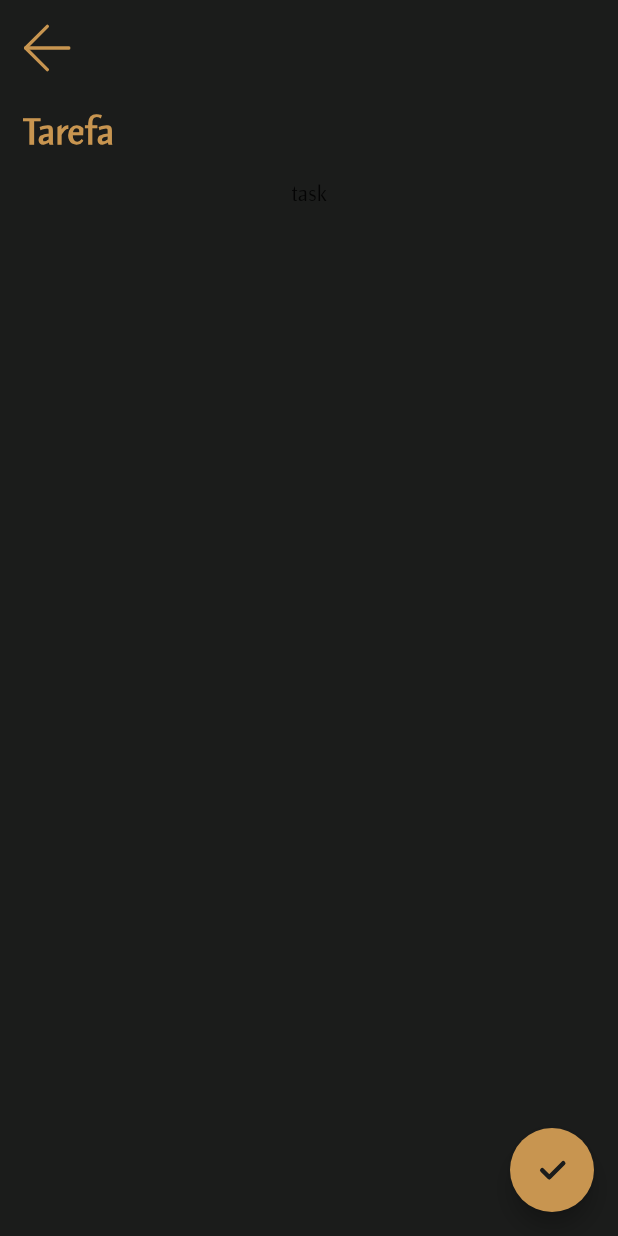
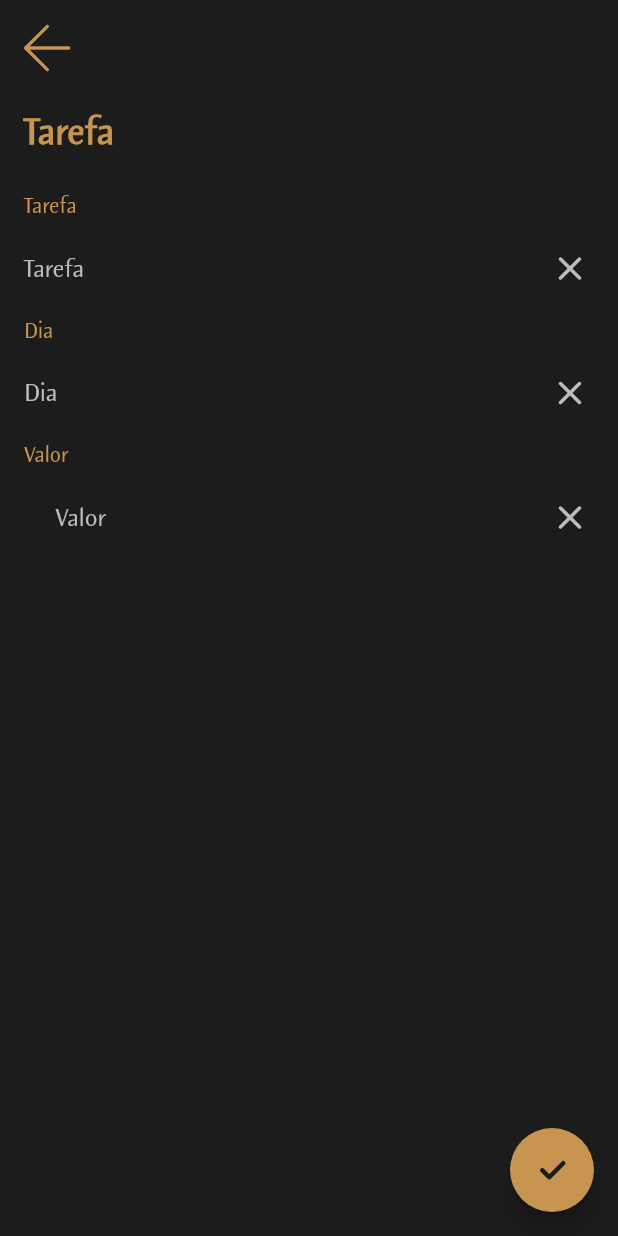
Before and after one commit to csbs1985/tarefas_app, a Flutter app: the TaskPage screen opened by its route, on a phone screen of 412 x 824 dp. Run offline on Flutter 3.47's test engine with Material 2 defaults, Android fonts, the phone set to English and light mode, and no system bars; our stand-ins replace flutter_svg, go_router.

Commit message:
[TextInput e AmountInput] criar

```diff
--- /dev/null
+++ b/lib/input/amount_input.dart
@@ -0,0 +1,98 @@
+import 'package:flutter/material.dart';
+import 'package:flutter/services.dart';
+import 'package:flutter_svg/flutter_svg.dart';
+import 'package:intl/intl.dart';
+import 'package:tarefas_app/theme/ui_svg.dart';
+import 'package:tarefas_app/theme/ui_text.dart';
+
+class AmountInput extends StatefulWidget {
+  const AmountInput({
+    required Function callback,
+    required String label,
+    required TextEditingController controller,
+  })  : _callback = callback,
+        _label = label,
+        _controller = controller;
+
+  final Function _callback;
+  final String _label;
+  final TextEditingController _controller;
+
+  @override
+  State<AmountInput> createState() => _AmountInputState();
+}
+
+class _AmountInputState extends State<AmountInput> {
+  final format = FilteringTextInputFormatter.allow(RegExp(r'^\d+\.?\d{0,2}'));
+  final real = NumberFormat.currency(
+    locale: 'pt_BR',
+    symbol: 'R\$',
+    decimalDigits: 2,
+  );
+
+  @override
+  Widget build(BuildContext context) {
+    final controller = TextEditingController();
+
+    controller.addListener(() {
+      final centavos =
+          int.tryParse(controller.text.replaceAll(RegExp('[^0-9]'), ''));
+      if (centavos != null) {
+        final valor = centavos / 100.0;
+        final valorFormatado = real.format(valor);
+        if (valorFormatado != controller.text) {
+          controller.value = TextEditingValue(
+            text: valorFormatado,
+            selection: TextSelection.collapsed(offset: valorFormatado.length),
+          );
+        }
+      }
+    });
+
+    return Column(
+      crossAxisAlignment: CrossAxisAlignment.start,
+      children: [
+        Container(
+          padding: const EdgeInsets.all(8.0),
+          child: Text(
+            widget._label,
+            style: UiText.headline2,
+          ),
+        ),
+        Row(
+          children: [
+            Expanded(
+              child: TextFormField(
+                controller: widget._controller,
+                style: UiText.headline1,
+                keyboardType: TextInputType.numberWithOptions(decimal: true),
+                decoration: InputDecoration(
+                  hintText: widget._label,
+                  prefixText: 'R\$ ',
+                ),
+                inputFormatters: [
+                  TextInputFormatter.withFunction((oldValue, newValue) {
+                    final parsed = real.parse(newValue.text);
+                    return TextEditingValue(
+                      text: real.format(parsed).replaceFirst('R\$', '').trim(),
+                      selection: TextSelection.collapsed(
+                        offset: real.format(parsed).length,
+                      ),
+                    );
+                  }),
+                ],
+              ),
+            ),
+            IconButton(
+              icon: SvgPicture.asset(
+                UiSvg.close,
+                height: 16,
+              ),
+              onPressed: () => widget._controller.clear(),
+            ),
+          ],
+        ),
+      ],
+    );
+  }
+}
--- /dev/null
+++ b/lib/input/text_input.dart
@@ -0,0 +1,61 @@
+import 'package:flutter/material.dart';
+import 'package:flutter_svg/flutter_svg.dart';
+import 'package:tarefas_app/theme/ui_svg.dart';
+import 'package:tarefas_app/theme/ui_text.dart';
+
+class TextInput extends StatefulWidget {
+  const TextInput({
+    required Function callback,
+    required String label,
+    required TextEditingController controller,
+    TextInputType keyboard = TextInputType.text,
+  })  : _callback = callback,
+        _label = label,
+        _controller = controller,
+        _keyboard = keyboard;
+
+  final Function _callback;
+  final String _label;
+  final TextEditingController _controller;
+  final TextInputType _keyboard;
+
+  @override
+  State<TextInput> createState() => _TextInputState();
+}
+
+class _TextInputState extends State<TextInput> {
+  @override
+  Widget build(BuildContext context) {
+    return Column(
+      crossAxisAlignment: CrossAxisAlignment.start,
+      children: [
+        Container(
+          padding: const EdgeInsets.all(8.0),
+          child: Text(
+            widget._label,
+            style: UiText.headline2,
+          ),
+        ),
+        Row(
+          children: [
+            Expanded(
+              child: TextFormField(
+                controller: widget._controller,
+                style: UiText.headline1,
+                keyboardType: widget._keyboard,
+                decoration: InputDecoration(hintText: widget._label),
+              ),
+            ),
+            IconButton(
+              icon: SvgPicture.asset(
+                UiSvg.close,
+                height: 16,
+              ),
+              onPressed: () => widget._controller.clear(),
+            ),
+          ],
+        ),
+      ],
+    );
+  }
+}
--- a/lib/pages/task_page.dart
+++ b/lib/pages/task_page.dart
@@ -1,6 +1,8 @@
 import 'package:flutter/material.dart';
 import 'package:flutter_svg/flutter_svg.dart';
 import 'package:tarefas_app/classes/page_class.dart';
+import 'package:tarefas_app/input/amount_input.dart';
+import 'package:tarefas_app/input/text_input.dart';
 import 'package:tarefas_app/theme/ui_color.dart';
 import 'package:tarefas_app/theme/ui_svg.dart';
 import 'package:tarefas_app/widget/appbar_hidden_widget.dart';
@@ -16,6 +18,12 @@ class TaskPage extends StatefulWidget {
 class _TaskPageState extends State<TaskPage> {
   PageController pageController = PageController();
 
+  final _formKey = GlobalKey<FormState>();
+
+  final _taskController = TextEditingController();
+  final _dayController = TextEditingController();
+  final _amountController = TextEditingController();
+
   setCurrentPage(int page) {
     setState(() => currentPageInt.value = page);
   }
@@ -23,17 +31,50 @@ class _TaskPageState extends State<TaskPage> {
   void confirmTask() {}
 
   @override
+  void dispose() {
+    _taskController.dispose();
+    _dayController.dispose();
+    _amountController.dispose();
+    super.dispose();
+  }
+
+  @override
   Widget build(BuildContext context) {
     return Scaffold(
       appBar: AppBarHiddenWidget(),
       body: SingleChildScrollView(
         child: Column(
-          children: const [
+          children: [
             HeaderWidget(
               page: PageEnum.task,
               back: true,
             ),
-            Text('task'),
+            Form(
+              key: _formKey,
+              child: Padding(
+                padding: const EdgeInsets.fromLTRB(8, 0, 8, 0),
+                child: Column(
+                  children: [
+                    TextInput(
+                      controller: _taskController,
+                      label: 'Tarefa',
+                      callback: (value) => print(value),
+                    ),
+                    TextInput(
+                      controller: _dayController,
+                      label: 'Dia',
+                      keyboard: TextInputType.number,
+                      callback: (value) => print(value),
+                    ),
+                    AmountInput(
+                      controller: _amountController,
+                      label: 'Valor',
+                      callback: (value) => print(value),
+                    ),
+                  ],
+                ),
+              ),
+            ),
           ],
         ),
       ),
--- /dev/null
+++ b/lib/theme/ui_border.dart
@@ -0,0 +1,5 @@
+class UiBorder {
+  static const double circle = 40;
+  static const double none = 0;
+  static const double rounded = 12;
+}
--- /dev/null
+++ b/lib/theme/ui_padding.dart
@@ -0,0 +1,6 @@
+class UiPadding {
+  static const double small = 4;
+  static const double medium = 8;
+  static const double large = 16;
+  static const double xLarge = 24;
+}
--- a/lib/theme/ui_text.dart
+++ b/lib/theme/ui_text.dart
@@ -7,24 +7,64 @@ class UiText {
     fontWeight: FontWeight.bold,
     color: UiColor.planning,
   );
+
   static const TextStyle titleCalendar = TextStyle(
     fontSize: 24,
     fontWeight: FontWeight.bold,
     color: UiColor.calendar,
   );
+
   static const TextStyle titleAll = TextStyle(
     fontSize: 24,
     fontWeight: FontWeight.bold,
     color: UiColor.all,
   );
+
   static const TextStyle titleConcluded = TextStyle(
     fontSize: 24,
     fontWeight: FontWeight.bold,
     color: UiColor.concluded,
   );
+
   static const TextStyle titleTask = TextStyle(
     fontSize: 24,
     fontWeight: FontWeight.bold,
     color: UiColor.task,
   );
+
+  static const TextStyle headline1 = TextStyle(
+    fontSize: 16,
+    fontWeight: FontWeight.normal,
+    color: UiColor.text_1,
+  );
+
+  static const TextStyle headline2 = TextStyle(
+    fontSize: 14,
+    fontWeight: FontWeight.normal,
+    color: UiColor.task,
+  );
+
+  static const TextStyle headline3 = TextStyle(
+    fontSize: 16,
+    fontWeight: FontWeight.normal,
+    color: UiColor.text_2,
+  );
+
+  static const TextStyle headline4 = TextStyle(
+    fontSize: 14,
+    fontWeight: FontWeight.normal,
+    color: UiColor.text_1,
+  );
+
+  static const TextStyle headline5 = TextStyle(
+    fontSize: 12,
+    fontWeight: FontWeight.normal,
+    color: UiColor.text_1,
+  );
+
+  static const TextStyle headline6 = TextStyle(
+    fontSize: 28,
+    fontWeight: FontWeight.normal,
+    color: UiColor.text_1,
+  );
 }
--- /dev/null
+++ b/lib/theme/ui_text_form_field.dart
@@ -0,0 +1,19 @@
+import 'package:flutter/material.dart';
+import 'package:tarefas_app/theme/ui_color.dart';
+import 'package:tarefas_app/theme/ui_text.dart';
+
+class UiTextField {
+  static final InputDecorationTheme textField = InputDecorationTheme(
+    hintStyle: UiText.headline3,
+    contentPadding: EdgeInsets.fromLTRB(8, 8, 8, 0),
+    border: OutlineInputBorder(
+      borderSide: BorderSide(color: UiColor.back),
+    ),
+    focusedBorder: OutlineInputBorder(
+      borderSide: BorderSide(color: UiColor.back),
+    ),
+    enabledBorder: OutlineInputBorder(
+      borderSide: BorderSide(color: UiColor.back),
+    ),
+  );
+}
--- a/lib/theme/ui_theme.dart
+++ b/lib/theme/ui_theme.dart
@@ -1,5 +1,6 @@
 import 'package:flutter/material.dart';
 import 'package:tarefas_app/theme/ui_color.dart';
+import 'package:tarefas_app/theme/ui_text_form_field.dart';
 
 class UiTheme {
   static ThemeData theme1 = ThemeData(
@@ -9,8 +10,8 @@ class UiTheme {
       backgroundColor: UiColor.back,
       elevation: 0,
     ),
+    inputDecorationTheme: UiTextField.textField,
     textSelectionTheme:
         const TextSelectionThemeData(cursorColor: UiColor.planning),
-    // inputDecorationTheme: UiTextFormField.primary,
   );
 }
--- a/pubspec.yaml
+++ b/pubspec.yaml
@@ -13,6 +13,8 @@ dependencies:
   flutter_svg: ^1.1.6
   go_router: ^6.2.0
   page_transition: ^2.0.9
+  intl: ^0.17.0
+  modal_bottom_sheet: ^2.1.2
 
 dev_dependencies:
   flutter_test:
```
Also changed, not shown: pubspec.lock.
